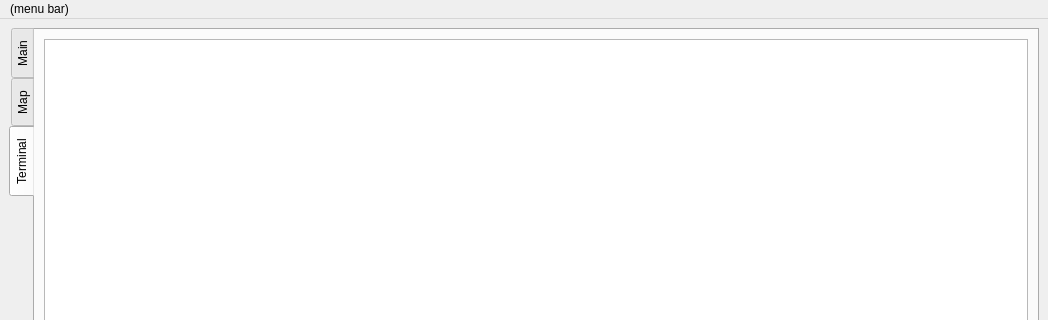
Qt form TOAD/ground_station/toad_gcs/toad_frontend/ui/toad_gui.ui (cuspaceflight/m3-avionics) before a commit; both pictures show x 0 to 1048 and y 0 to 320 of the 1048 by 747 pixel window.
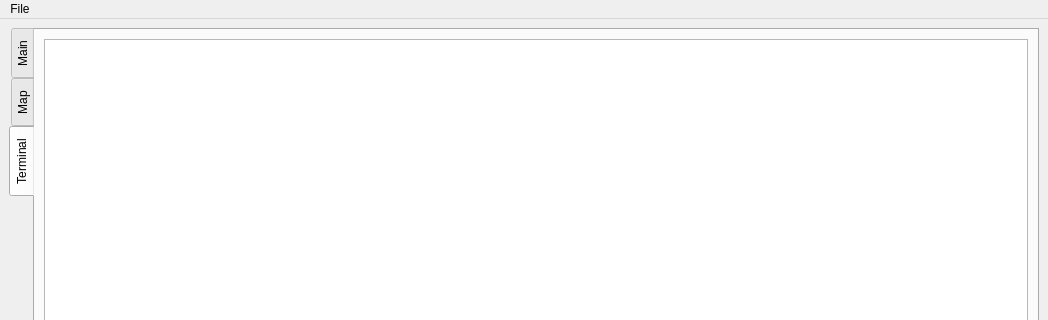
The same form after that commit. Custom widgets are drawn as their Qt base class.

Patch:
```diff
--- a/TOAD/ground_station/toad_gcs/toad_frontend/ui/toad_gui.ui
+++ b/TOAD/ground_station/toad_gcs/toad_frontend/ui/toad_gui.ui
@@ -589,12 +589,12 @@
      <height>25</height>
     </rect>
    </property>
-   <widget class="QMenu" name="menu_menu_bar">
+   <widget class="QMenu" name="menuFile">
     <property name="title">
-     <string>(menu bar)</string>
+     <string>File</string>
     </property>
    </widget>
-   <addaction name="menu_menu_bar"/>
+   <addaction name="menuFile"/>
   </widget>
  </widget>
  <customwidgets>
```
Left out of the diff: 12 changed lines with no effect on the pictures.
